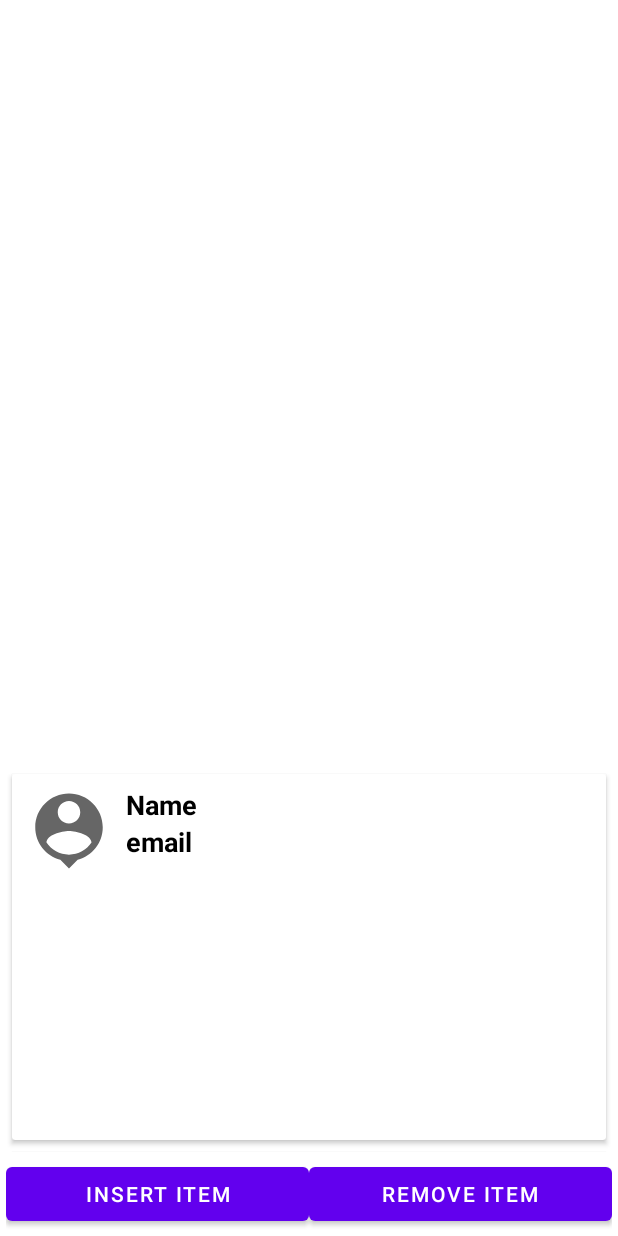
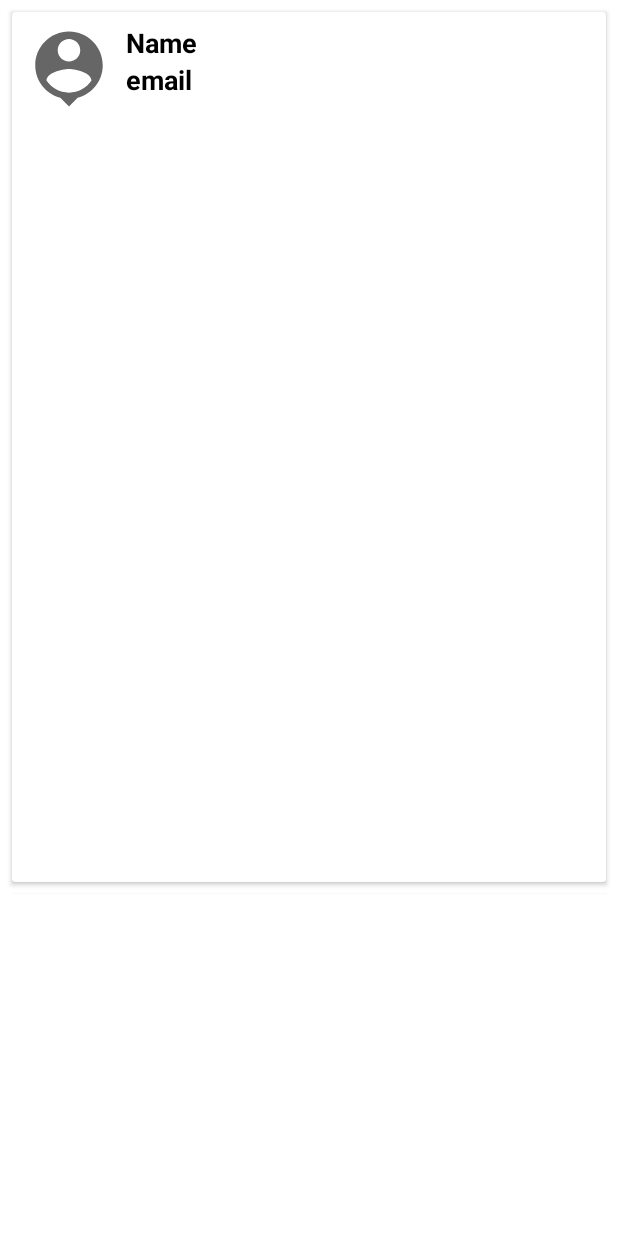
Before and after one commit to theetechbook/techbook, an Android app: the layout contact_item_layout.xml on its own in the app's theme, with its tools: preview values and no code run, on a phone screen of 412 x 824 dp. Run offline under Robolectric (Android 15) with nearby library versions, the phone set to English and light mode, and no system bars.

Commit message:
Updated profile_item.xml, profile adapter

```diff
--- a/app/src/main/res/layout/contact_item_layout.xml
+++ b/app/src/main/res/layout/contact_item_layout.xml
@@ -11,31 +11,7 @@
         android:layout_height="wrap_content"
         android:clipToPadding="false"
         android:padding="4dp"
-        android:layout_above="@+id/buttons"
-        tools:listitem="@layout/item_contact" />
-
-    <LinearLayout
-        android:id="@+id/buttons"
-        android:padding="4dp"
-        android:clipToPadding="true"
-        android:layout_width="match_parent"
-        android:layout_height="wrap_content"
-        android:layout_alignParentBottom="true">
-
-    <Button
-        android:layout_width="match_parent"
-        android:layout_height="wrap_content"
-        android:layout_weight="1"
-        android:text="Insert Item"
-        android:onClick="insertItem"/>
-
-    <Button
-        android:layout_width="match_parent"
-        android:layout_height="wrap_content"
-        android:layout_weight="1"
-        android:text="Remove Item"
-        android:onClick="removeItem"/>
-
-    </LinearLayout>
+        tools:listitem="@layout/item_contact"
+        app:layoutManager="androidx.recyclerview.widget.LinearLayoutManager" />
 
 </RelativeLayout>
```
Also changed, not shown: app/src/main/java/com/latifah/techbook/adapters/ProfileAdapter.kt (+24 -8 lines), app/src/main/res/layout/profile_item.xml (+19 -3 lines).
